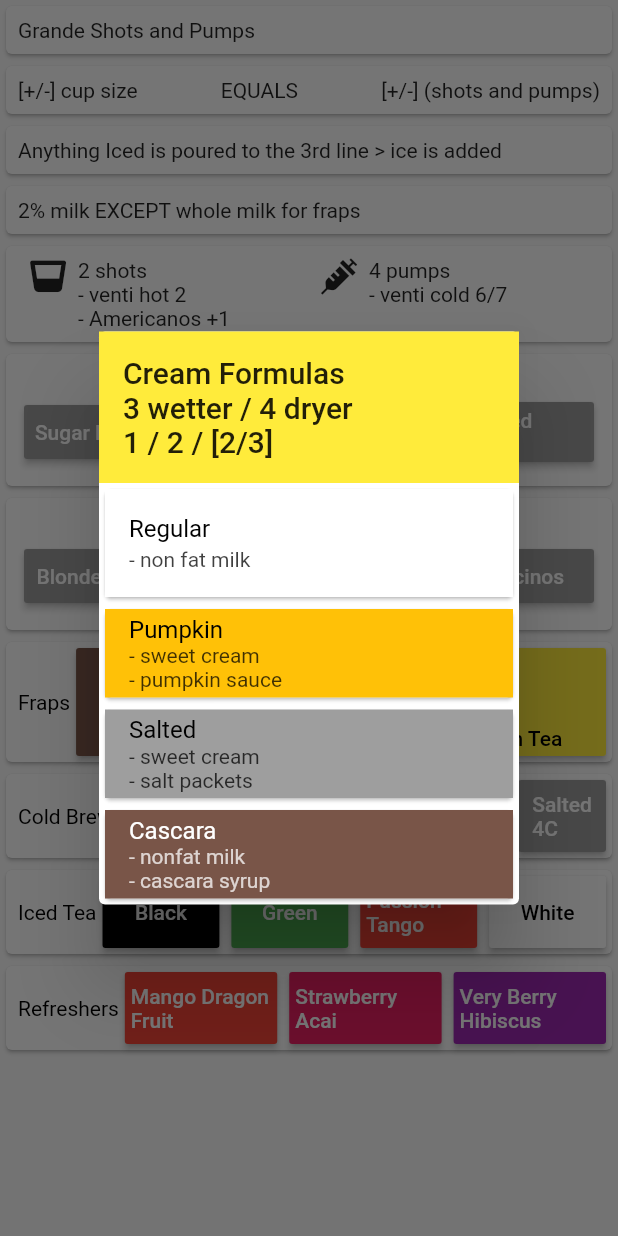
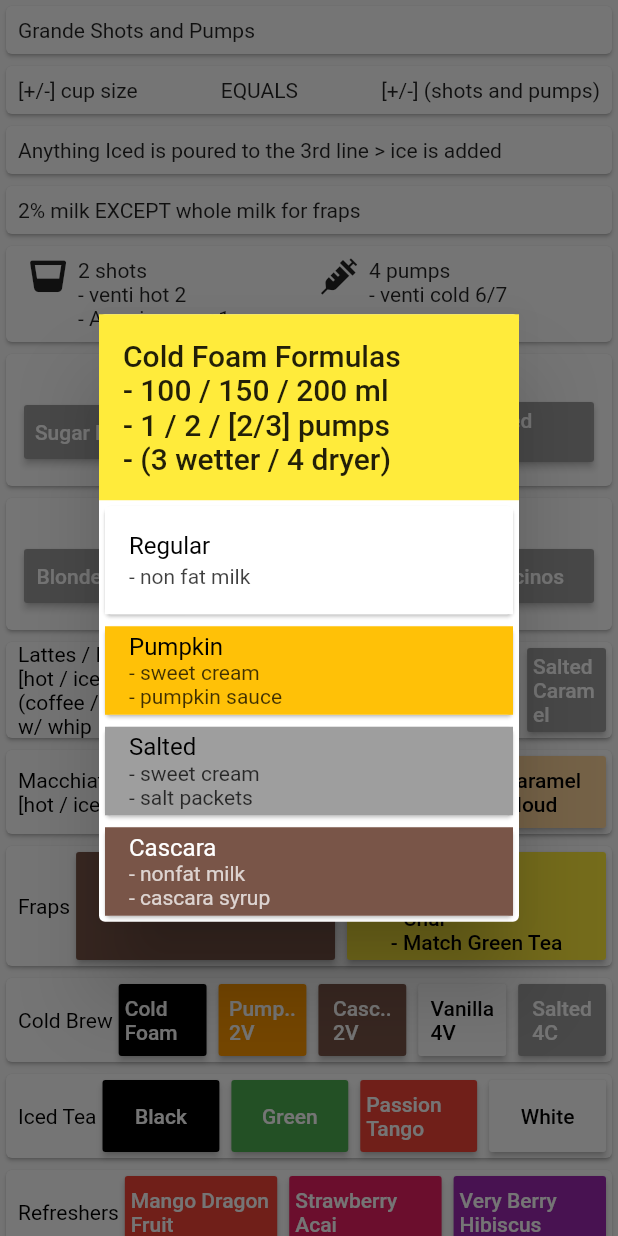
Before and after one commit to b-cancel/starbucks_drinks, a Flutter app: the screen it shows after launch, after a tap on "Cold Foam", on a phone screen of 412 x 824 dp. Run offline on Flutter 3.47's test engine with Material 2 defaults, Android fonts, the phone set to English and light mode, and no system bars; our stand-ins replace font_awesome_flutter.

Commit message:
drink list completed

```diff
--- a/starbucks_drinks/lib/frap.dart
+++ b/starbucks_drinks/lib/frap.dart
@@ -171,6 +171,7 @@ class CoffeeAndCreme extends StatelessWidget {
         ],
       ),
       floatingActionButton: FloatingActionButton(
+        backgroundColor: Colors.black,
         onPressed: (){
           Navigator.of(context).pop();
         },
--- a/starbucks_drinks/lib/helper/basic.dart
+++ b/starbucks_drinks/lib/helper/basic.dart
@@ -79,6 +79,11 @@ class ActionButton extends StatelessWidget {
 
   @override
   Widget build(BuildContext context) {
+    bool blackText = color == Colors.white
+    || color == Colors.yellow
+    || color == Color(0xFFFFD59A);
+
+    //build
     return Expanded(
       child: Padding(
         padding: EdgeInsets.all(
@@ -91,7 +96,7 @@ class ActionButton extends StatelessWidget {
           child: Text(
             name,
             style: TextStyle(
-              color: (color == Colors.white || color == Colors.yellow) ? Colors.black : Colors.white,
+              color: blackText ? Colors.black : Colors.white,
             ),
           ),
         ),
--- a/starbucks_drinks/lib/main.dart
+++ b/starbucks_drinks/lib/main.dart
@@ -2,6 +2,7 @@ import 'package:flutter/material.dart';
 import 'package:starbucks_drinks/frap.dart';
 import 'package:starbucks_drinks/helper/basic.dart';
 import 'package:font_awesome_flutter/font_awesome_flutter.dart';
+import 'package:starbucks_drinks/other.dart';
 
 void main() => runApp(MyApp());
 
@@ -78,10 +79,25 @@ class _DrinkListState extends State<DrinkList> {
           ShotsAndSyrups(),
           SkinnyVersion(),
           MinusPumps(),
+          LattesDrinksSection(),
+          MacchiatosSection(),
           FrapSection(),
           ColdBrewSection(),
           IcedTeaSection(),
           RefresherSection(),
+          SpacedCard(
+            InkWell(
+              onTap: (){
+                Navigator.push(
+                  context,
+                  MaterialPageRoute(
+                    builder: (context) => Other(),
+                  ),
+                );
+              },
+              child: Text("Other"),
+            )
+          ),
         ],
       )
     );
@@ -334,6 +350,108 @@ class FrapSection extends StatelessWidget {
   }
 }
 
+class LattesDrinksSection extends StatelessWidget {
+  const LattesDrinksSection({
+    Key key,
+  }) : super(key: key);
+
+  @override
+  Widget build(BuildContext context) {
+    return new BasicSection(
+      name: "Lattes / Drinks\n"
+      + "[hot / iced]\n"
+      + "(coffee / none)\n"
+      + "w/ whip",
+      onTap: makeSnackBar(context, 'syrups > shots > milk to 87 degrees'),
+      items: ["Mocha", "Pumpkin", "Cinnamon Dolce", "Vanilla", "Salted Caramel"],
+      colors: [Colors.black, Colors.orange, Colors.brown, Colors.white, Colors.grey],
+      onTaps: [
+        makeSnackBar(
+          context,
+          "[regular / white] (mocha / chocolate)\n"
+          + "- 4 [regular / white] mocha sauce\n"
+          + "- only chocolate (1 vanilla, mocha drizzle)",
+        ),
+        makeSnackBar(
+          context,
+          "Pumpkin spice (latte / creme)\n"
+          + "- 4 Pumpkin syrup\n"
+          + "- Pumpkin spice topping",
+        ),
+        makeSnackBar(
+          context,
+          "Cinnamon dolce (latte / creme)\n"
+          + "- 4 Cinnamon dolce syrup\n"
+          + "- Cinnamon dolce sprinkles",
+        ),
+        makeSnackBar(
+          context,
+          "Salted Caramel (mocha / chocolate)\n"
+          + "- 4 mocha sauce\n"
+          + "- 4 toffee nut syrup\n"
+          + "- 1 vanilla syrup (only for chocolate)\n"
+          + "- caramel drizzle\n"
+          + "- sea salt",
+        ),
+        makeSnackBar(
+          context,
+          "4 Vanilla (latte / creme)\n"
+          + "- Vanilla syrup",
+        ),
+      ],
+    );
+  }
+}
+
+class MacchiatosSection extends StatelessWidget {
+  const MacchiatosSection({
+    Key key,
+  }) : super(key: key);
+
+  @override
+  Widget build(BuildContext context) {
+    return new BasicSection(
+      name: "Macchiatos\n"
+      + "[hot / iced]",
+      onTap: makeSnackBar(
+        context,
+        "Cloud Formulas\n"
+        + "- 100 / 150 / 200 ml 2%\n"
+        + "- 1 / 2 / [2/3] vanilla pumps\n"
+        + "syrups > milk to 87 degrees > shots",
+      ),
+      items: ["Espresso", "Caramel", "Cocoa Cloud", "Caramel Cloud"],
+      colors: [Colors.black, Color(0xFFFFD59A), Colors.brown, Color(0xFFFFD59A)],
+      onTaps: [
+        makeSnackBar(
+          context,
+          "Espresso\n"
+          + "- nothing extra added",
+        ),
+        makeSnackBar(
+          context,
+          "Caramel\n"
+          + "- 3 vanilla pumps\n"
+          + "- caramel drizzle",
+        ),
+        makeSnackBar(
+          context,
+          "Cocoa Cloud\n"
+          + "- 2 toffee nut (blonde 1)\n"
+          + "- caramel drizzle\n"
+          + "- mocha drizzle",
+        ),
+        makeSnackBar(
+          context,
+          "Caramel Cloud\n"
+          + "- 2 vanilla (blonde 1)\n"
+          + "- caramel drizzle",
+        ),
+      ],
+    );
+  }
+}
+
 class RefresherSection extends StatelessWidget {
   const RefresherSection({
     Key key,
@@ -416,9 +534,10 @@ class ColdBrewSection extends StatelessWidget {
             padding: EdgeInsets.all(16),
             color: Colors.yellow,
             child: Text(
-              "Cream Formulas\n"
-              + "3 wetter / 4 dryer\n"
-              + "1 / 2 / [2/3]",
+              "Cold Foam Formulas\n"
+              + "- 100 / 150 / 200 ml\n"
+              + "- 1 / 2 / [2/3] pumps\n"
+              + "- (3 wetter / 4 dryer)",
             ),
           ),
           Column(
```
Also changed, not shown: starbucks_drinks/lib/other.dart (added, +104 -0 lines).
